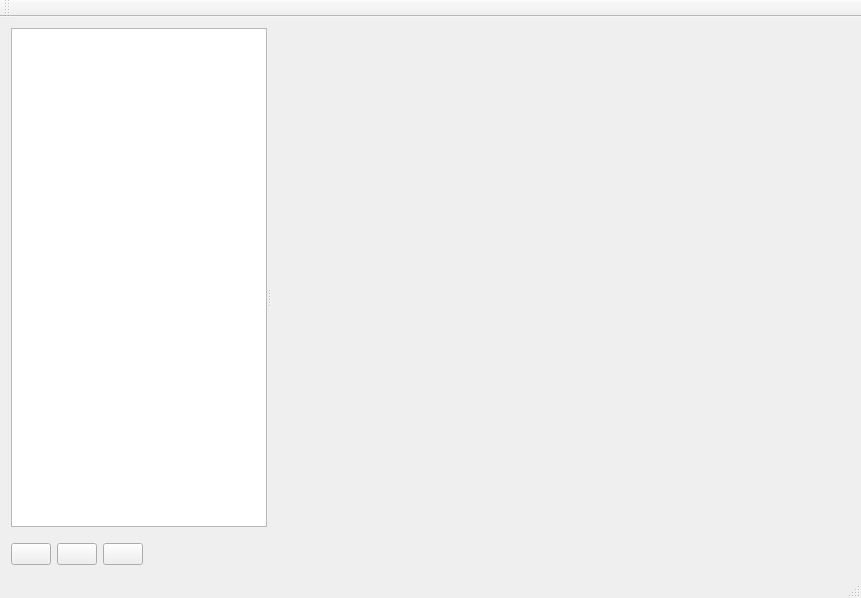
First picture: the form in QtTraceClient/UI/mainwindow.ui, repository cobreti/NyxTraceViewer, before the edit.
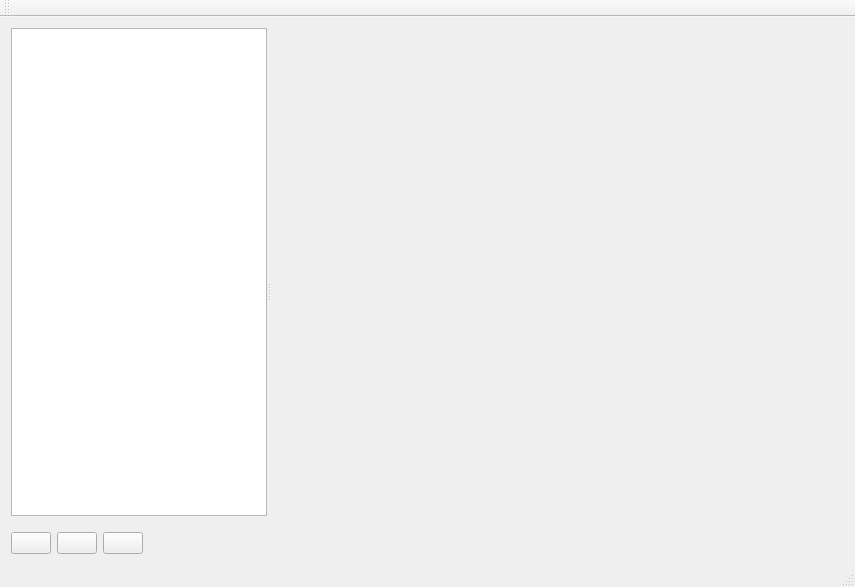
Second picture: the form after the edit. Icons and pictures are not drawn.

Commit message: - updated main window - updated exported functions syntax

```diff
--- a/QtTraceClient/UI/mainwindow.ui
+++ b/QtTraceClient/UI/mainwindow.ui
@@ -6,8 +6,8 @@
    <rect>
     <x>0</x>
     <y>0</y>
-    <width>861</width>
-    <height>598</height>
+    <width>855</width>
+    <height>587</height>
    </rect>
   </property>
   <property name="windowTitle">
```
Left out of the diff: 4 changed lines with no effect on the pictures. The commit also changes 1 other file.
